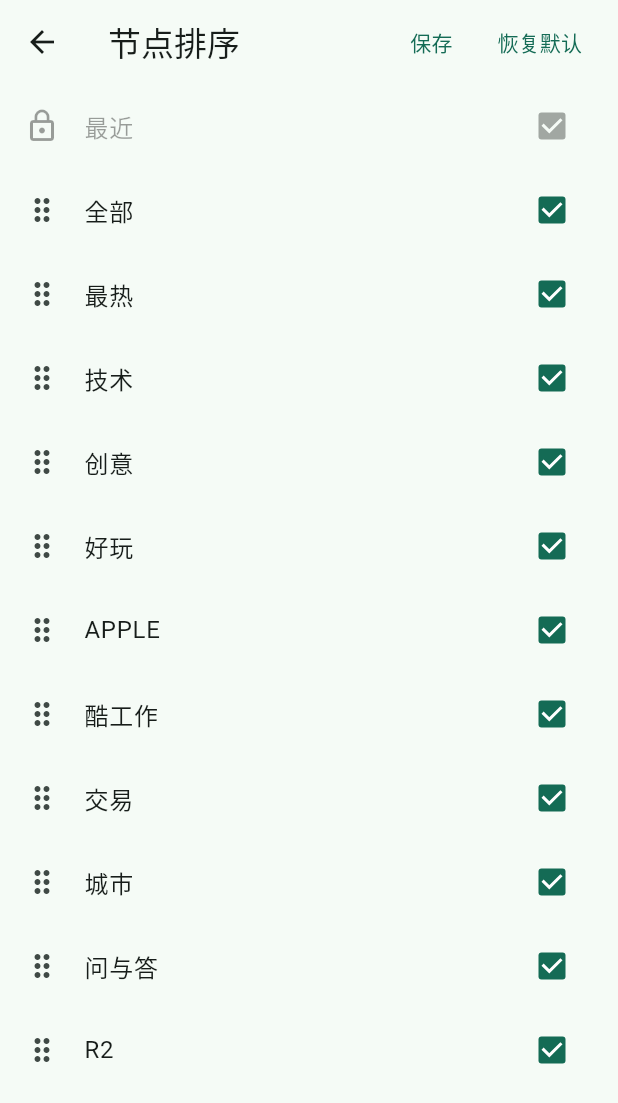
After one commit to guozhigq/flutter_v2ex, a Flutter app: the NodesSortPage screen opened by its route, on a phone screen of 412 x 824 dp. The commit adds this screen. Shown: the top 1103 px of the screen. Run offline on Flutter 3.47's test engine with Material 2 defaults, Android fonts, the phone set to English and light mode, and no system bars; drawn by our look-alikes of dynamic_color, flutter_smart_dialog; our stand-ins replace cached_network_image, cookie_jar, device_info_plus, dio, dio_cookie_manager, easy_refresh and 10 more; missing offline and left inert: dio_http2_adapter, dio_http_cache, extended_tabs, flutter_html_iframe, flutter_inappwebview, quick_actions and 1 more; accounts and stored records are empty; Roboto replaces fonts that are missing (NotoSansSC).

Commit message:
feat: 节点排序

```diff
--- a/lib/components/home/sticky_bar.dart
+++ b/lib/components/home/sticky_bar.dart
@@ -1,8 +1,9 @@
 import 'package:flutter/material.dart';
+import 'package:flutter_v2ex/models/tabs.dart';
 
 class HomeStickyBar extends StatelessWidget {
   const HomeStickyBar({super.key, required this.tabs});
-  final List<Map<dynamic, dynamic>> tabs;
+  final List<TabModel> tabs;
   @override
   Widget build(BuildContext context) {
     return SizedBox(
@@ -18,7 +19,7 @@ class HomeStickyBar extends StatelessWidget {
               enableFeedback: true,
               splashBorderRadius: BorderRadius.circular(6),
               tabs: tabs.map((item) {
-                return Tab(text: item['name']);
+                return Tab(text: item.name);
               }).toList(),
             ),
           ),
--- a/lib/main.dart
+++ b/lib/main.dart
@@ -130,6 +130,7 @@ class _MyAppState extends State<MyApp> {
     eventBus.off('ignoreTopic');
     eventBus.off('unRead');
     eventBus.off('themeChange');
+    eventBus.off('editTabs');
     // 组件销毁时判断Timer是否仍然处于激活状态，是则取消
     if(_timer.isActive){
       _timer.cancel();
--- /dev/null
+++ b/lib/models/tabs.dart
@@ -0,0 +1,17 @@
+class TabModel {
+  String name;
+  String id;
+  String type;
+  bool checked;
+
+  TabModel(this.name, this.id, this.type, this.checked);
+
+  TabModel.fromJson(Map<String, dynamic> json)
+      : name = json['name'],
+        id = json['id'],
+        type = json['type'],
+        checked = json['checked'];
+
+  Map<String, dynamic> toJson() =>
+      {'name': name, 'id': id, 'type': type, 'checked': checked};
+}
--- a/lib/pages/page_setting.dart
+++ b/lib/pages/page_setting.dart
@@ -245,6 +245,12 @@ class _SettingPageState extends State<SettingPage> {
             subtitle: Text('设置字体大小', style: subTitleStyle),
           ),
           ListTile(
+            onTap: () => Get.toNamed('/nodesSort'),
+            leading: Icon(Icons.drag_indicator_rounded, color: iconStyle),
+            title: const Text('节点设置'),
+            subtitle: Text('调整节点顺序', style: subTitleStyle),
+          ),
+          ListTile(
             onTap: () async {
               var cleanStatus = await CacheManage().clearCacheAll();
               if (cleanStatus) {
--- /dev/null
+++ b/lib/pages/setting/page_nodes_sort.dart
@@ -0,0 +1,108 @@
+import 'package:flutter/material.dart';
+import 'package:flutter_v2ex/models/tabs.dart';
+import 'package:flutter_v2ex/utils/string.dart';
+import 'package:flutter_v2ex/utils/storage.dart';
+import 'package:flutter_v2ex/utils/event_bus.dart';
+import 'package:flutter_smart_dialog/flutter_smart_dialog.dart';
+
+class NodesSortPage extends StatefulWidget {
+  const NodesSortPage({Key? key}) : super(key: key);
+
+  @override
+  State<NodesSortPage> createState() => _NodesSortPageState();
+}
+
+class _NodesSortPageState extends State<NodesSortPage>
+    with SingleTickerProviderStateMixin {
+  List<TabModel> tabs = GStorage().getTabs().toList();
+  TabModel firstTab = GStorage().getTabs()[0];
+
+  @override
+  void initState() {
+    // TODO: implement initState
+    super.initState();
+
+    tabs = tabs.sublist(1);
+  }
+
+  void _onReorder(int oldIndex, int newIndex) {
+    setState(() {
+      if (newIndex > oldIndex) {
+        newIndex -= 1;
+      }
+      final item = tabs.removeAt(oldIndex);
+      tabs.insert(newIndex, item);
+    });
+  }
+
+  void saveEdit() {
+    tabs.insert(0, firstTab);
+    GStorage().setTabs(tabs);
+    eventBus.emit('editTabs', 'success');
+    SmartDialog.showToast('保存成功',
+            displayTime: const Duration(milliseconds: 500))
+        .then((res) => {Navigator.pop(context)});
+  }
+
+  void reset() {
+    setState(() {
+      tabs = Strings.tabs.sublist(1);
+    });
+    showDialog(context: context, builder: (context) {
+      return AlertDialog(
+        title: const Text('操作成功'),
+        content: const Text('已恢复默认排序，是否应用并保存'),
+        actions: [
+          TextButton(onPressed: () => Navigator.pop(context), child: const Text('取消')),
+          TextButton(onPressed: () {
+            Navigator.pop(context);
+            saveEdit();
+          }, child: const Text('应用并保存'))
+        ],
+      );
+    });
+    // eventBus.emit('editTabs', 'success');
+    // SmartDialog.showToast('恢复默认',
+    //     displayTime: const Duration(milliseconds: 500))
+    //     .then((res) => {Navigator.pop(context)});
+  }
+
+  @override
+  Widget build(BuildContext context) {
+    final listTiles = tabs
+        .map((item) => CheckboxListTile(
+              key: Key(item.name),
+              value: item.checked ?? false,
+              onChanged: (bool? newValue) {
+                setState(() => item.checked = newValue!);
+                print('item.checked: ${item.checked}');
+              },
+              title: Text(item.name),
+              secondary: const Icon(Icons.drag_indicator_rounded),
+            ))
+        .toList();
+    return Scaffold(
+      appBar: AppBar(
+        title: const Text('节点排序'),
+        actions: [
+          TextButton(onPressed: () => saveEdit(), child: const Text('保存')),
+          TextButton(onPressed: () => reset(), child: const Text('恢复默认')),
+          const SizedBox(width: 12)
+        ],
+      ),
+      body: ReorderableListView(
+        header: const CheckboxListTile(
+          value: true,
+          onChanged: null,
+          title: Text('最近'),
+          secondary: Icon(Icons.lock_outline),
+        ),
+        onReorder: _onReorder,
+        footer: SizedBox(
+          height: MediaQuery.of(context).padding.bottom + 30,
+        ),
+        children: listTiles,
+      ),
+    );
+  }
+}
--- a/lib/router/app_pages.dart
+++ b/lib/router/app_pages.dart
@@ -22,6 +22,7 @@ import 'package:flutter_v2ex/pages/page_write.dart';
 import 'package:flutter_v2ex/pages/page_nodes_topic.dart';
 
 import 'package:flutter_v2ex/pages/setting/page_font.dart';
+import 'package:flutter_v2ex/pages/setting/page_nodes_sort.dart';
 
 class AppPages {
   static final List<GetPage> getPages = [
@@ -85,6 +86,8 @@ class AppPages {
     // 主题节点
     GetPage(name: '/topicNodes', page: () => const TopicNodesPage()),
     // 主题设置
-    GetPage(name: '/setFont', page: () => const SetFontPage())
+    GetPage(name: '/setFont', page: () => const SetFontPage()),
+    // 节点排序
+    GetPage(name: '/nodesSort', page: () => const NodesSortPage()),
   ];
 }
--- a/lib/utils/storage.dart
+++ b/lib/utils/storage.dart
@@ -1,6 +1,9 @@
+import 'dart:convert';
+
 import 'package:get_storage/get_storage.dart';
+import 'package:flutter_v2ex/utils/string.dart';
+import 'package:flutter_v2ex/models/tabs.dart';
 import 'package:flutter_v2ex/models/web/item_topic_reply.dart';
-import 'package:flutter_v2ex/utils/string.dart';
 
 enum StoreKeys {
   token,
@@ -20,7 +23,8 @@ enum StoreKeys {
   eightQuery,
   globalFs,
   htmlFs,
-  replyFs
+  replyFs,
+  tabs
 }
 
 class GStorage {
@@ -96,30 +100,30 @@ class GStorage {
 
   // 节点信息
   setNodes(List data) => _box.write(StoreKeys.nodes.toString(), data);
-  List getNodes() =>
-      _box.read<List>(StoreKeys.nodes.toString()) ?? [];
+  List getNodes() => _box.read<List>(StoreKeys.nodes.toString()) ?? [];
 
   // 链接打开方式 默认应用内打开
-  setLinkOpenInApp(bool value) => _box.write(StoreKeys.linkOpenInApp.toString(), value);
+  setLinkOpenInApp(bool value) =>
+      _box.write(StoreKeys.linkOpenInApp.toString(), value);
   bool getLinkOpenInApp() =>
       _box.read<bool>(StoreKeys.linkOpenInApp.toString()) ?? true;
 
   // 拓展 appBar
-  setExpendAppBar(bool value) => _box.write(StoreKeys.expendAppBar.toString(), value);
+  setExpendAppBar(bool value) =>
+      _box.write(StoreKeys.expendAppBar.toString(), value);
   bool getExpendAppBar() =>
       _box.read<bool>(StoreKeys.expendAppBar.toString()) ?? false;
 
   // 消息通知
   setNoticeOn(bool value) => _box.write(StoreKeys.noticeOn.toString(), value);
-  bool getNoticeOn() =>
-      _box.read<bool>(StoreKeys.noticeOn.toString()) ?? true;
+  bool getNoticeOn() => _box.read<bool>(StoreKeys.noticeOn.toString()) ?? true;
 
   // 自动签到
   setAutoSign(bool value) => _box.write(StoreKeys.autoSign.toString(), value);
-  bool getAutoSign() =>
-      _box.read<bool>(StoreKeys.autoSign.toString()) ?? true;
+  bool getAutoSign() => _box.read<bool>(StoreKeys.autoSign.toString()) ?? true;
 
-  setEightQuery(bool value) => _box.write(StoreKeys.eightQuery.toString(), value);
+  setEightQuery(bool value) =>
+      _box.write(StoreKeys.eightQuery.toString(), value);
   bool getEightQuery() =>
       _box.read<bool>(StoreKeys.eightQuery.toString()) ?? false;
 
@@ -130,12 +134,21 @@ class GStorage {
 
   // html字体大小
   setHtmlFs(double value) => _box.write(StoreKeys.htmlFs.toString(), value);
-  double getHtmlFs() =>
-      _box.read<double>(StoreKeys.htmlFs.toString()) ?? 15;
+  double getHtmlFs() => _box.read<double>(StoreKeys.htmlFs.toString()) ?? 15;
 
   // 回复字体
   setReplyFs(double value) => _box.write(StoreKeys.replyFs.toString(), value);
-  double getReplyFs() =>
-      _box.read<double>(StoreKeys.replyFs.toString()) ?? 14;
+  double getReplyFs() => _box.read<double>(StoreKeys.replyFs.toString()) ?? 14;
 
+  // 首页tabs
+  setTabs(List<TabModel> value) =>
+      _box.write(StoreKeys.replyFs.toString(), value);
+  List<TabModel> getTabs() {
+     List tabs = _box.read<List>(StoreKeys.replyFs.toString()) ?? Strings.tabs;
+     List<TabModel> list = [];
+    for (var i in tabs) {
+      list.add(i is TabModel ? i : TabModel.fromJson(i));
+    }
+    return list;
+  }
 }
--- a/lib/utils/string.dart
+++ b/lib/utils/string.dart
@@ -1,11 +1,43 @@
+
+
+import 'package:flutter_v2ex/models/tabs.dart';
 
 enum ThemeType { light, dark, system } // 主题切换
-enum NoticeType {reply, thanksTopic, thanksReply, favTopic}  // 消息类型
+enum NoticeType { reply, thanksTopic, thanksReply, favTopic } // 消息类型
 const int baseFontSize = 14;
 
 class Strings {
   static String v2exHost = "https://www.v2ex.com";
   static String remoteUrl = "https://github.com/guozhigq/flutter_v2ex";
   static String currentVersion = 'v1.1.2';
-  List base64BlackList = ["bilibili", "Bilibili", "MyTomato", "InDesign", "Encrypto", "encrypto", "Window10", "USERNAME", "airpords", "Windows7", "iMessage", "appStore", "appStore", "Installation"];
+  List base64BlackList = [
+    "bilibili",
+    "Bilibili",
+    "MyTomato",
+    "InDesign",
+    "Encrypto",
+    "encrypto",
+    "Window10",
+    "USERNAME",
+    "airpords",
+    "Windows7",
+    "iMessage",
+    "appStore",
+    "appStore",
+    "Installation"
+  ];
+  static List<TabModel> tabs = [
+    TabModel('最近', 'recent', 'recent', true),
+    TabModel('全部', 'all', 'tab', true),
+    TabModel('最热', 'hot', 'tab', true),
+    TabModel('技术', 'tech', 'tab', true),
+    TabModel('创意', 'creative', 'tab', true),
+    TabModel('好玩', 'play', 'tab', true),
+    TabModel('APPLE', 'apple', 'tab', true),
+    TabModel('酷工作', 'jobs', 'tab', true),
+    TabModel('交易', 'deals', 'tab', true),
+    TabModel('城市', 'city', 'tab', true),
+    TabModel('问与答', 'qna', 'tab', true),
+    TabModel('R2', 'r2', 'tab', true),
+  ];
 }
```
Also changed, not shown: lib/components/home/tabbar_list.dart (+19 -17 lines), lib/pages/page_home.dart (+15 -17 lines).
